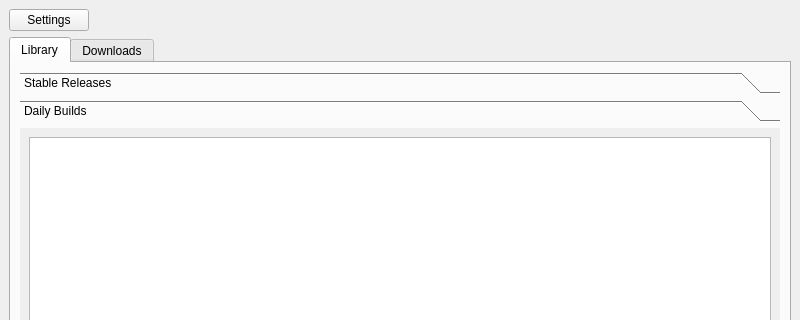
The window that source/ui/main_window_design.ui (DotBow/Blender-Launcher) describes before a commit, drawn with Qt 5; both pictures show x 0 to 800 and y 0 to 320 of the 800 by 600 pixel window.
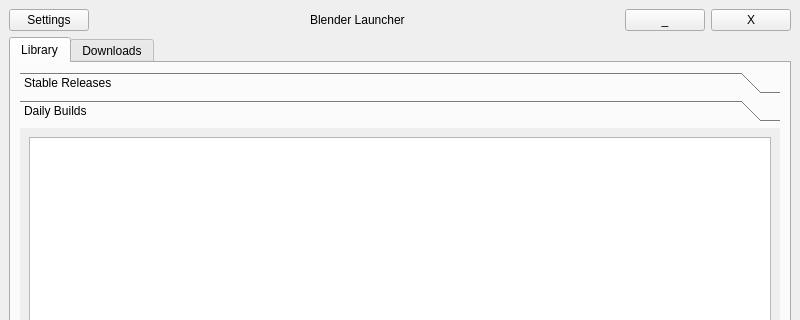
The same window after the commit. The open tabs and pages were chosen to show the change.

Commit message: Use custom frameless window

The edit to the form file:
```diff
--- a/source/ui/main_window_design.ui
+++ b/source/ui/main_window_design.ui
@@ -24,6 +24,53 @@
         </property>
        </widget>
       </item>
+      <item>
+       <spacer name="horizontalSpacer">
+        <property name="orientation">
+         <enum>Qt::Horizontal</enum>
+        </property>
+        <property name="sizeHint" stdset="0">
+         <size>
+          <width>40</width>
+          <height>20</height>
+         </size>
+        </property>
+       </spacer>
+      </item>
+      <item>
+       <widget class="QLabel" name="TitleLabel">
+        <property name="text">
+         <string>Blender Launcher</string>
+        </property>
+       </widget>
+      </item>
+      <item>
+       <spacer name="horizontalSpacer_2">
+        <property name="orientation">
+         <enum>Qt::Horizontal</enum>
+        </property>
+        <property name="sizeHint" stdset="0">
+         <size>
+          <width>40</width>
+          <height>20</height>
+         </size>
+        </property>
+       </spacer>
+      </item>
+      <item>
+       <widget class="QPushButton" name="MinimizeButton">
+        <property name="text">
+         <string>_</string>
+        </property>
+       </widget>
+      </item>
+      <item>
+       <widget class="QPushButton" name="CloseButton">
+        <property name="text">
+         <string>X</string>
+        </property>
+       </widget>
+      </item>
      </layout>
     </item>
     <item>
```
Left out of the diff: 12 changed lines with no effect on the pictures. The commit also changes 2 other files.
